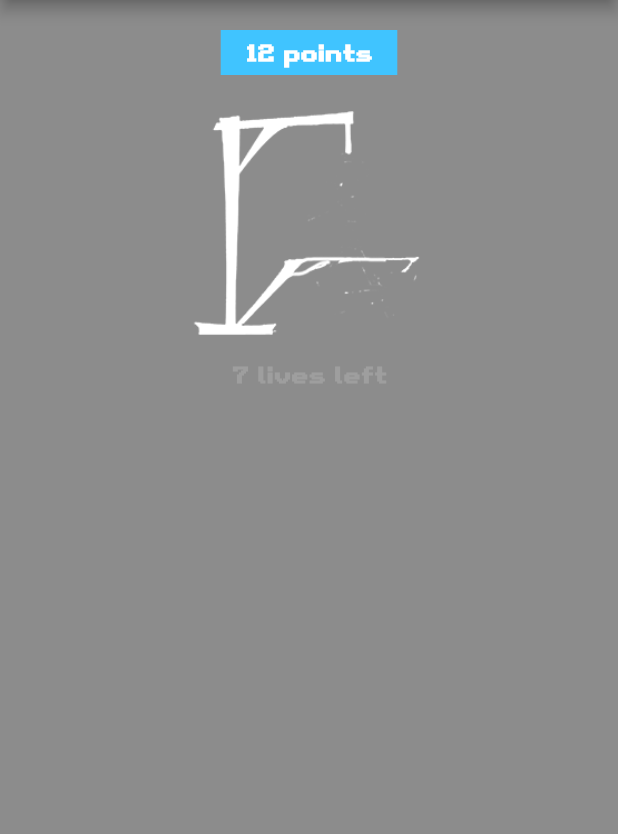
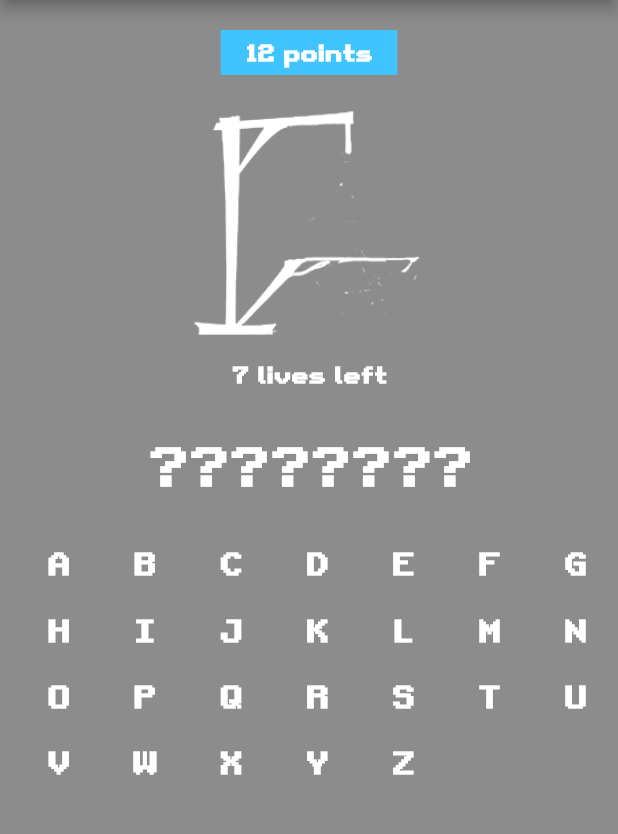
Before and after one commit to JohnEsleyer/HangmanGame, a Flutter app: the screen it shows after launch, on a phone screen of 412 x 824 dp, the part 84-918 px from its top. Run offline on Flutter 3.47's test engine with Material 2 defaults, Android fonts, the phone set to English and light mode, and no system bars.

Commit message:
added keyboard

```diff
--- a/lib/gamescreen.dart
+++ b/lib/gamescreen.dart
@@ -28,6 +28,7 @@
         ],
       ),
       body: SingleChildScrollView(
+        physics: ScrollPhysics(),
         child: Container(
           alignment: Alignment.center,
           child: Column(
@@ -53,7 +54,32 @@
               ),
               SizedBox(height: 15),
               Text("7 lives left",
-                  style: retroStyle(15, Colors.grey, FontWeight.w700))
+                  style: retroStyle(15, Colors.white, FontWeight.w700)),
+              SizedBox(height: 30),
+              Text(
+                "????????",
+                style: retroStyle(35, Colors.white, FontWeight.w700),
+                textAlign: TextAlign.center,
+              ),
+              SizedBox(
+                height: 20,
+              ),
+              GridView.count(
+                crossAxisCount: 7,
+                shrinkWrap: true,
+                padding: EdgeInsets.only(left: 10),
+                childAspectRatio: 1.3,
+                physics: NeverScrollableScrollPhysics(),
+                children: letters.map((alphabet) {
+                  return InkWell(
+                    onTap: () => print("Tapped"),
+                    child: Center(
+                      child: Text(alphabet,
+                          style: retroStyle(20, Colors.white, FontWeight.w700)),
+                    ),
+                  );
+                }).toList(),
+              )
             ],
           ),
         ),
--- a/lib/utils.dart
+++ b/lib/utils.dart
@@ -4,3 +4,32 @@
   return TextStyle(
       fontFamily: "RetroGaming", color: color, fontSize: size, fontWeight: fw);
 }
+
+List<String> letters = [
+  'A',
+  'B',
+  'C',
+  'D',
+  'E',
+  'F',
+  'G',
+  'H',
+  'I',
+  'J',
+  'K',
+  'L',
+  'M',
+  'N',
+  'O',
+  'P',
+  'Q',
+  'R',
+  'S',
+  'T',
+  'U',
+  'V',
+  'W',
+  'X',
+  'Y',
+  'Z'
+];
```
